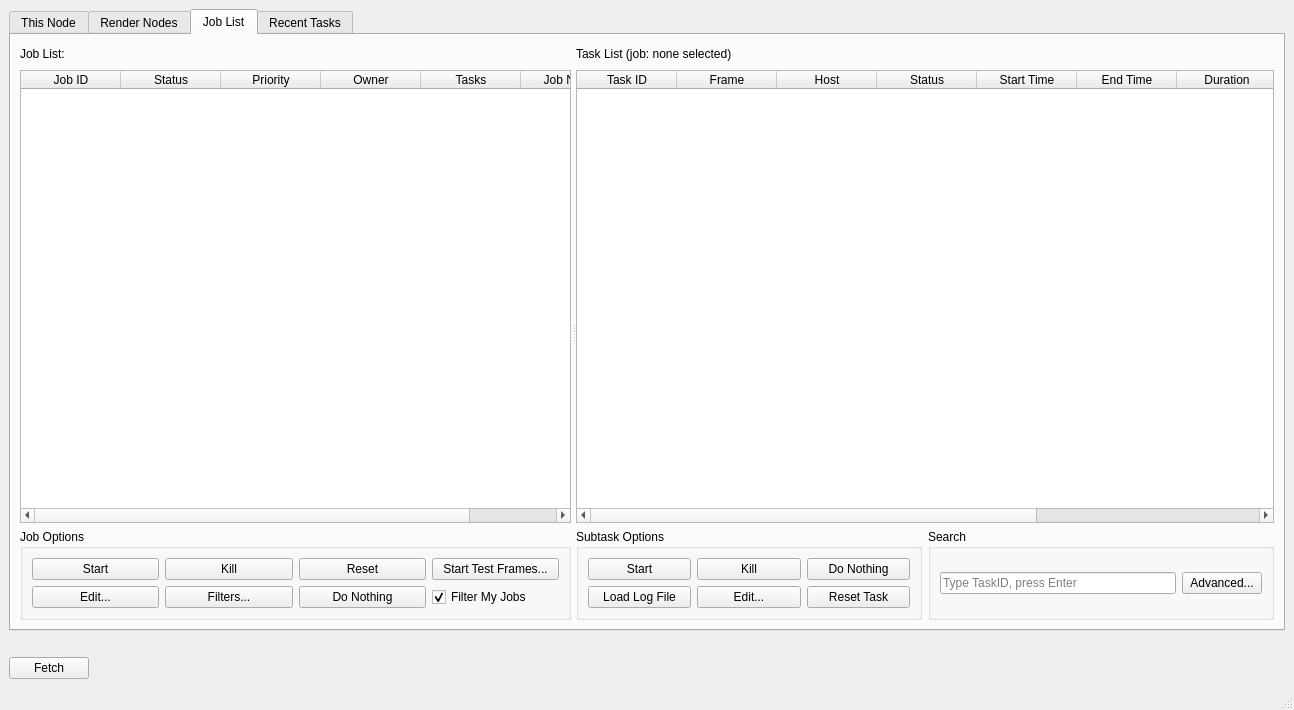
Old version of the form ui/UI_FarmView.ui in the repository david2777/DPS_Hydra.
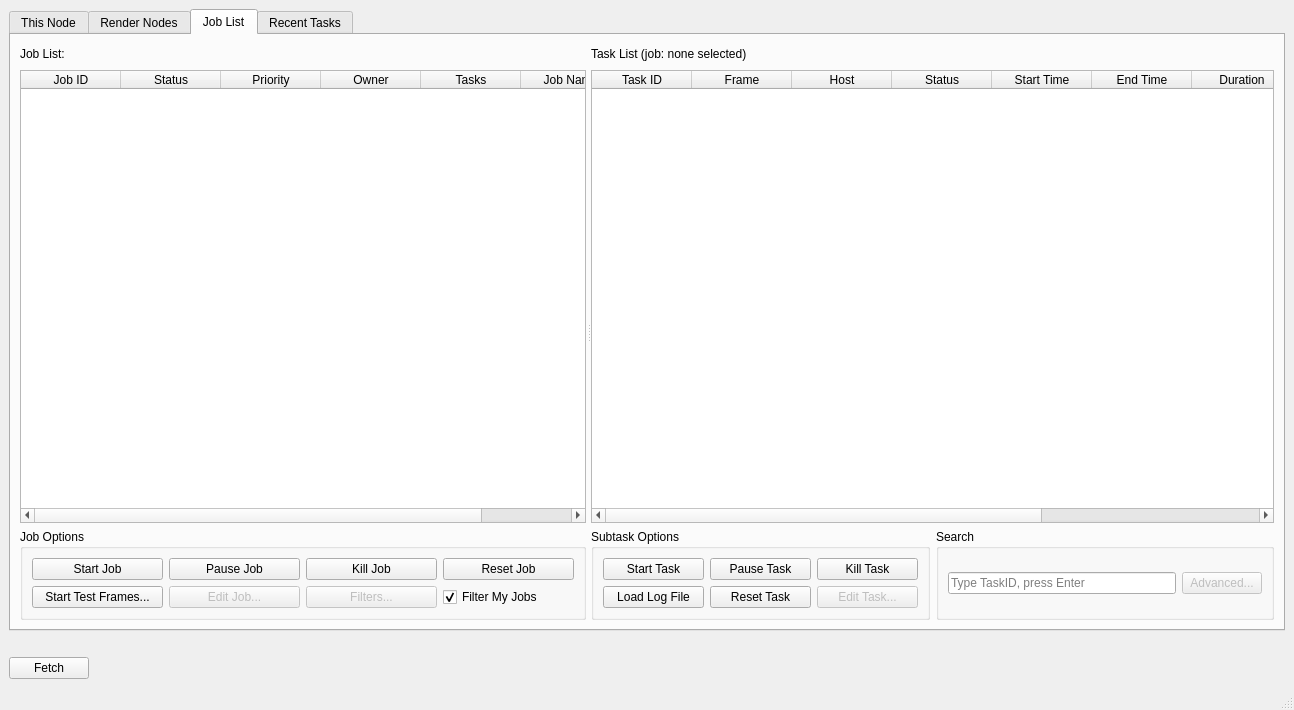
New version of the form. The open tabs and pages were chosen to show the change.

Commit message: Log File error checks, added pause job/task buttons

Patch:
```diff
--- a/ui/UI_FarmView.ui
+++ b/ui/UI_FarmView.ui
@@ -440,7 +440,27 @@
                <string>Job Options</string>
               </property>
               <layout class="QGridLayout" name="gridLayout_7">
-               <item row="1" column="7">
+               <item row="2" column="9">
+                <widget class="QCheckBox" name="myFilterCheckbox">
+                 <property name="text">
+                  <string>Filter My Jobs</string>
+                 </property>
+                 <property name="checked">
+                  <bool>true</bool>
+                 </property>
+                </widget>
+               </item>
+               <item row="2" column="5">
+                <widget class="QPushButton" name="filterJobButton">
+                 <property name="enabled">
+                  <bool>false</bool>
+                 </property>
+                 <property name="text">
+                  <string>Filters...</string>
+                 </property>
+                </widget>
+               </item>
+               <item row="2" column="0">
                 <widget class="QPushButton" name="testFramesButton">
                  <property name="text">
                   <string>Start Test Frames...</string>
@@ -462,7 +482,7 @@
                   <string notr="true"/>
                  </property>
                  <property name="text">
-                  <string>Start</string>
+                  <string>Start Job</string>
                  </property>
                  <property name="checkable">
                   <bool>false</bool>
@@ -472,37 +492,30 @@
                  </property>
                 </widget>
                </item>
-               <item row="2" column="7">
-                <widget class="QCheckBox" name="myFilterCheckbox">
+               <item row="1" column="1">
+                <widget class="QPushButton" name="pauseJobButton">
                  <property name="text">
-                  <string>Filter My Jobs</string>
-                 </property>
-                 <property name="checked">
-                  <bool>true</bool>
+                  <string>Pause Job</string>
                  </property>
                 </widget>
                </item>
-               <item row="1" column="5">
+               <item row="1" column="9">
                 <widget class="QPushButton" name="resetJobButton">
                  <property name="text">
-                  <string>Reset</string>
+                  <string>Reset Job</string>
                  </property>
                 </widget>
                </item>
-               <item row="1" column="3">
-                <widget class="QPushButton" name="killJobButton">
-                 <property name="text">
-                  <string>Kill</string>
-                 </property>
-                </widget>
-               </item>
-               <item row="2" column="0">
+               <item row="2" column="1">
                 <widget class="QPushButton" name="editJobButton">
+                 <property name="enabled">
+                  <bool>false</bool>
+                 </property>
                  <property name="styleSheet">
                   <string notr="true"/>
                  </property>
                  <property name="text">
-                  <string>Edit...</string>
+                  <string>Edit Job...</string>
                  </property>
                  <property name="checkable">
                   <bool>false</bool>
@@ -515,17 +528,10 @@
                  </property>
                 </widget>
                </item>
-               <item row="2" column="3">
-                <widget class="QPushButton" name="filterJobButton">
+               <item row="1" column="5">
+                <widget class="QPushButton" name="killJobButton">
                  <property name="text">
-                  <string>Filters...</string>
-                 </property>
-                </widget>
-               </item>
-               <item row="2" column="5">
-                <widget class="QPushButton" name="doNothingJobButton">
-                 <property name="text">
-                  <string>Do Nothing</string>
+                  <string>Kill Job</string>
                  </property>
                 </widget>
                </item>
@@ -641,13 +647,6 @@
                <string>Subtask Options</string>
               </property>
               <layout class="QGridLayout" name="gridLayout_9">
-               <item row="3" column="1">
-                <widget class="QPushButton" name="editTaskButton">
-                 <property name="text">
-                  <string>Edit...</string>
-                 </property>
-                </widget>
-               </item>
                <item row="3" column="0">
                 <widget class="QPushButton" name="loadLogButton">
                  <property name="text">
@@ -655,34 +654,44 @@
                  </property>
                 </widget>
                </item>
-               <item row="2" column="1">
-                <widget class="QPushButton" name="killTaskButton">
-                 <property name="text">
-                  <string>Kill</string>
-                 </property>
-                </widget>
-               </item>
                <item row="2" column="0">
                 <widget class="QPushButton" name="startTaskButton">
                  <property name="text">
-                  <string>Start</string>
+                  <string>Start Task</string>
                  </property>
                 </widget>
                </item>
-               <item row="3" column="3">
+               <item row="2" column="2">
+                <widget class="QPushButton" name="pauseTaskButton">
+                 <property name="text">
+                  <string>Pause Task</string>
+                 </property>
+                </widget>
+               </item>
+               <item row="2" column="5">
+                <widget class="QPushButton" name="killTaskButton">
+                 <property name="text">
+                  <string>Kill Task</string>
+                 </property>
+                </widget>
+               </item>
+               <item row="3" column="5">
+                <widget class="QPushButton" name="editTaskButton">
+                 <property name="enabled">
+                  <bool>false</bool>
+                 </property>
+                 <property name="text">
+                  <string>Edit Task...</string>
+                 </property>
+                </widget>
+               </item>
+               <item row="3" column="2">
                 <widget class="QPushButton" name="resetTaskButton">
                  <property name="text">
                   <string>Reset Task</string>
                  </property>
                 </widget>
                </item>
-               <item row="2" column="3">
-                <widget class="QPushButton" name="doNothingTaskButton">
-                 <property name="text">
-                  <string>Do Nothing</string>
-                 </property>
-                </widget>
-               </item>
               </layout>
              </widget>
             </item>
@@ -701,6 +710,9 @@
                </item>
                <item row="0" column="1">
                 <widget class="QPushButton" name="advancedSearchButton">
+                 <property name="enabled">
+                  <bool>false</bool>
+                 </property>
                  <property name="text">
                   <string>Advanced...</string>
                  </property>
```
Left out of the diff: 44 changed lines with no effect on the pictures. The commit also changes 4 other files.
